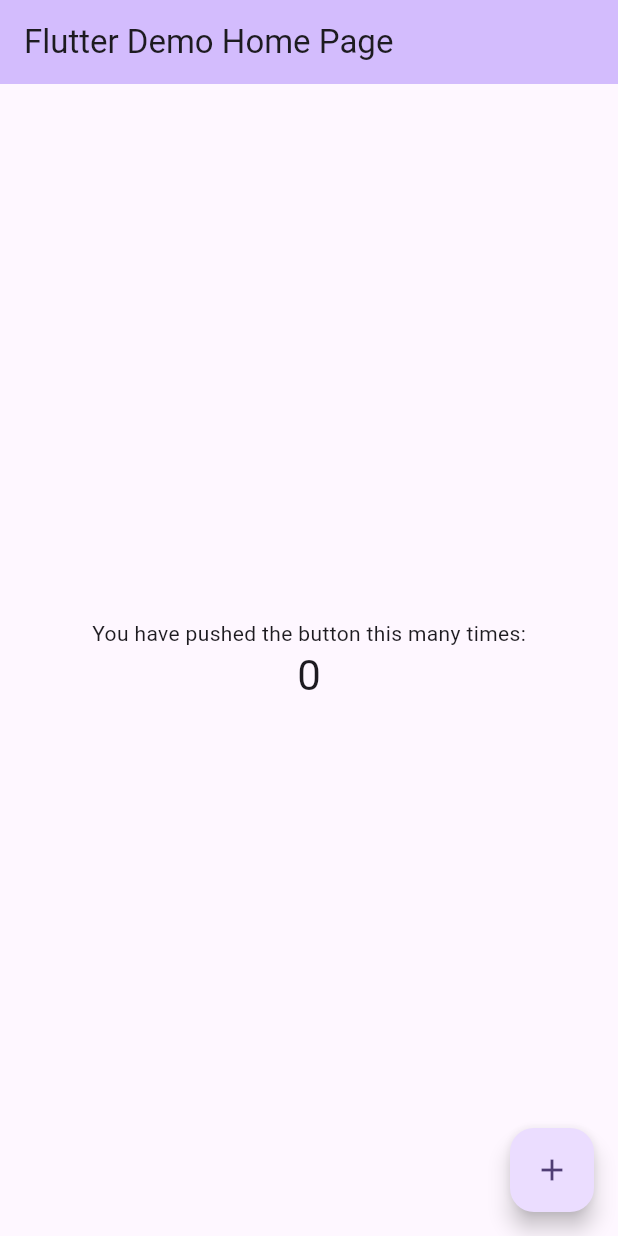
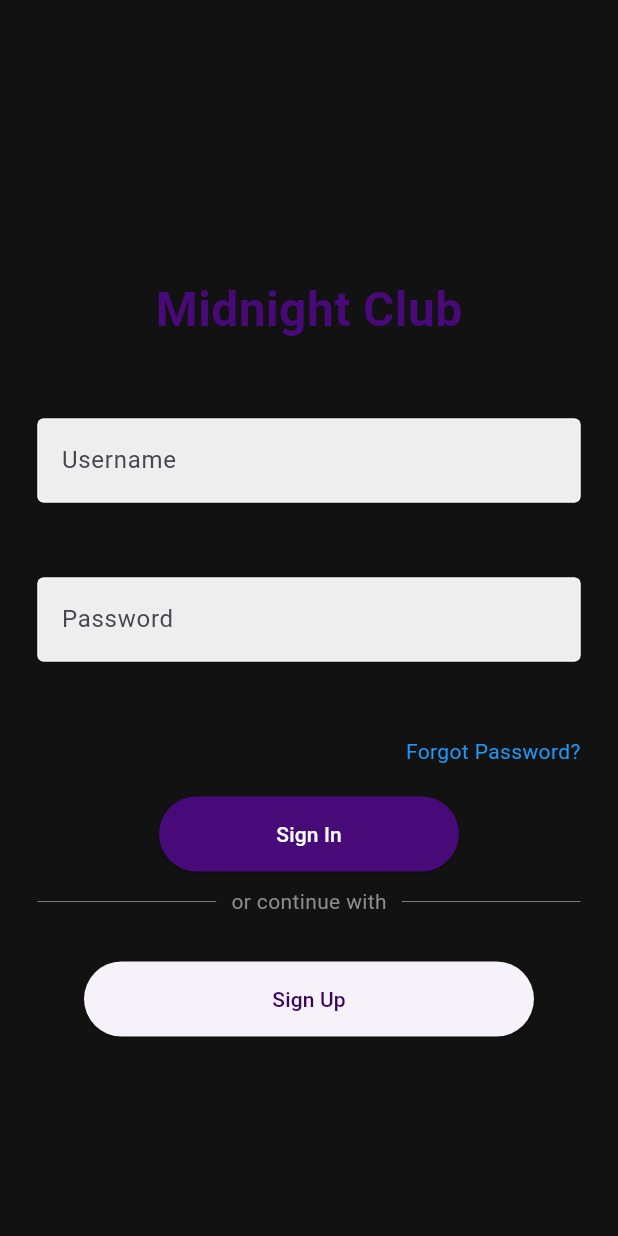
Before and after one commit to chesterrc/MidnightClub, a Flutter app: the screen it shows after launch, on a phone screen of 412 x 824 dp. Run offline on Flutter 3.47's test engine with Material 3 defaults, Android fonts, the phone set to English and light mode, and no system bars; our stand-ins replace firebase_auth, firebase_core; accounts and stored records are empty.

Commit message:
made the login page and authentication

```diff
--- /dev/null
+++ b/UserInterface/midnightclub_main/lib/components/LoginTextField.dart
@@ -0,0 +1,36 @@
+import 'package:flutter/material.dart';
+
+class LoginTextField extends StatelessWidget {
+  final controller;
+  final String hintText;
+  final bool obscureText;
+
+  const LoginTextField({
+    super.key,
+    required this.controller,
+    required this.hintText,
+    required this.obscureText,
+  });
+
+  @override
+  Widget build(BuildContext context) {
+    return Padding(
+      padding: const EdgeInsets.symmetric(horizontal: 25.0),
+      child: TextField(
+        obscureText: obscureText,
+        controller: controller,
+        decoration: InputDecoration(
+          enabledBorder: OutlineInputBorder(
+            borderSide: BorderSide(color: Color.fromARGB(255, 245, 245, 245)),
+          ),
+          focusedBorder: OutlineInputBorder(
+            borderSide: BorderSide(color: Colors.grey.shade400),
+          ),
+          fillColor: Colors.grey.shade200,
+          filled: true,
+          hintText: hintText,
+        ),
+      ),
+    );
+  }
+}
--- a/UserInterface/midnightclub_main/lib/main.dart
+++ b/UserInterface/midnightclub_main/lib/main.dart
@@ -1,125 +1,56 @@
+import 'package:firebase_core/firebase_core.dart';
 import 'package:flutter/material.dart';
+import 'package:midnightclub_main/pages/authpage.dart';
 
-void main() {
+import 'firebase_options.dart';
+
+void main() async {
+  await Firebase.initializeApp(
+    options: DefaultFirebaseOptions.currentPlatform,
+  );
+
   runApp(const MyApp());
 }
 
-class MyApp extends StatelessWidget {
+class MyApp extends StatefulWidget {
   const MyApp({super.key});
 
-  // This widget is the root of your application.
+  @override
+  State<MyApp> createState() => _MyAppState();
+}
+
+class _MyAppState extends State<MyApp> {
+/*
+  @override
+  void initState() {
+    super.initState();
+    _configureAmplify();
+  }
+
+
+  Future<void> _configureAmplify() async {
+    try {
+      final auth = AmplifyAuthCognito();
+      await Amplify.addPlugin(auth);
+
+      // call Amplify.configure to use the initialized categories in your app
+      await Amplify.configure(amplifyconfig);
+
+      print('configuring amplify');
+    } on Exception catch (e) {
+      safePrint('An error occurred configuring Amplify: $e');
+    }
+  }
+*/
   @override
   Widget build(BuildContext context) {
     return MaterialApp(
-      title: 'Flutter Demo',
+      debugShowCheckedModeBanner: false,
+      title: "Midnight Club Test",
       theme: ThemeData(
-        // This is the theme of your application.
-        //
-        // TRY THIS: Try running your application with "flutter run". You'll see
-        // the application has a purple toolbar. Then, without quitting the app,
-        // try changing the seedColor in the colorScheme below to Colors.green
-        // and then invoke "hot reload" (save your changes or press the "hot
-        // reload" button in a Flutter-supported IDE, or press "r" if you used
-        // the command line to start the app).
-        //
-        // Notice that the counter didn't reset back to zero; the application
-        // state is not lost during the reload. To reset the state, use hot
-        // restart instead.
-        //
-        // This works for code too, not just values: Most code changes can be
-        // tested with just a hot reload.
-        colorScheme: ColorScheme.fromSeed(seedColor: Colors.deepPurple),
-        useMaterial3: true,
+        primarySwatch: Colors.deepPurple,
       ),
-      home: const MyHomePage(title: 'Flutter Demo Home Page'),
+      home: AuthPage(),
     );
   }
 }
-
-class MyHomePage extends StatefulWidget {
-  const MyHomePage({super.key, required this.title});
-
-  // This widget is the home page of your application. It is stateful, meaning
-  // that it has a State object (defined below) that contains fields that affect
-  // how it looks.
-
-  // This class is the configuration for the state. It holds the values (in this
-  // case the title) provided by the parent (in this case the App widget) and
-  // used by the build method of the State. Fields in a Widget subclass are
-  // always marked "final".
-
-  final String title;
-
-  @override
-  State<MyHomePage> createState() => _MyHomePageState();
-}
-
-class _MyHomePageState extends State<MyHomePage> {
-  int _counter = 0;
-
-  void _incrementCounter() {
-    setState(() {
-      // This call to setState tells the Flutter framework that something has
-      // changed in this State, which causes it to rerun the build method below
-      // so that the display can reflect the updated values. If we changed
-      // _counter without calling setState(), then the build method would not be
-      // called again, and so nothing would appear to happen.
-      _counter++;
-    });
-  }
-
-  @override
-  Widget build(BuildContext context) {
-    // This method is rerun every time setState is called, for instance as done
-    // by the _incrementCounter method above.
-    //
-    // The Flutter framework has been optimized to make rerunning build methods
-    // fast, so that you can just rebuild anything that needs updating rather
-    // than having to individually change instances of widgets.
-    return Scaffold(
-      appBar: AppBar(
-        // TRY THIS: Try changing the color here to a specific color (to
-        // Colors.amber, perhaps?) and trigger a hot reload to see the AppBar
-        // change color while the other colors stay the same.
-        backgroundColor: Theme.of(context).colorScheme.inversePrimary,
-        // Here we take the value from the MyHomePage object that was created by
-        // the App.build method, and use it to set our appbar title.
-        title: Text(widget.title),
-      ),
-      body: Center(
-        // Center is a layout widget. It takes a single child and positions it
-        // in the middle of the parent.
-        child: Column(
-          // Column is also a layout widget. It takes a list of children and
-          // arranges them vertically. By default, it sizes itself to fit its
-          // children horizontally, and tries to be as tall as its parent.
-          //
-          // Column has various properties to control how it sizes itself and
-          // how it positions its children. Here we use mainAxisAlignment to
-          // center the children vertically; the main axis here is the vertical
-          // axis because Columns are vertical (the cross axis would be
-          // horizontal).
-          //
-          // TRY THIS: Invoke "debug painting" (choose the "Toggle Debug Paint"
-          // action in the IDE, or press "p" in the console), to see the
-          // wireframe for each widget.
-          mainAxisAlignment: MainAxisAlignment.center,
-          children: <Widget>[
-            const Text(
-              'You have pushed the button this many times:',
-            ),
-            Text(
-              '$_counter',
-              style: Theme.of(context).textTheme.headlineMedium,
-            ),
-          ],
-        ),
-      ),
-      floatingActionButton: FloatingActionButton(
-        onPressed: _incrementCounter,
-        tooltip: 'Increment',
-        child: const Icon(Icons.add),
-      ), // This trailing comma makes auto-formatting nicer for build methods.
-    );
-  }
-}
--- /dev/null
+++ b/UserInterface/midnightclub_main/lib/pages/authpage.dart
@@ -0,0 +1,24 @@
+import 'package:firebase_auth/firebase_auth.dart';
+import 'package:flutter/material.dart';
+import 'package:midnightclub_main/pages/HomePage.dart';
+import 'package:midnightclub_main/pages/loginpage.dart';
+
+class AuthPage extends StatelessWidget {
+  const AuthPage({super.key});
+
+  @override
+  Widget build(BuildContext context) {
+    return Scaffold(
+      body: StreamBuilder<User?>(
+        stream: FirebaseAuth.instance.authStateChanges(),
+        builder: (context, snapshot) {
+          if (snapshot.hasData) {
+            return HomePage();
+          } else {
+            return LoginPage();
+          }
+        },
+      ),
+    );
+  }
+}
--- /dev/null
+++ b/UserInterface/midnightclub_main/lib/pages/loginpage.dart
@@ -0,0 +1,201 @@
+import 'package:firebase_auth/firebase_auth.dart';
+import 'package:flutter/material.dart';
+import 'package:midnightclub_main/pages/signuppage.dart';
+
+import '../components/LoginTextField.dart';
+
+class LoginPage extends StatefulWidget {
+  const LoginPage({super.key});
+
+  @override
+  State<LoginPage> createState() => _LoginPageState();
+}
+
+class _LoginPageState extends State<LoginPage> {
+  //variables/controllers
+  final emailController = TextEditingController();
+  final passwordController = TextEditingController();
+  final signUpPushed = false;
+
+  //wrong sign in alert
+  void authAlert(String message) {
+    Navigator.pop(context);
+    showDialog(
+      context: context,
+      builder: (BuildContext context) {
+        return const AlertDialog(
+          backgroundColor: Color.fromARGB(255, 73, 10, 121),
+          title: Center(
+            child: Text(
+              "Wrong email or password",
+              style: TextStyle(color: Colors.white),
+            ),
+          ),
+        );
+      },
+    );
+  }
+
+  //SignIn function
+  void signIn() async {
+    //circular loading
+    showDialog(
+      context: context,
+      builder: (context) {
+        return const Center(child: CircularProgressIndicator());
+      },
+    );
+    //user authentication
+    try {
+      await FirebaseAuth.instance.signInWithEmailAndPassword(
+        email: emailController.text,
+        password: passwordController.text,
+      );
+      Navigator.pop(context);
+    } on FirebaseAuthException catch (e) {
+      //alertperson
+      authAlert(e.code);
+    }
+  }
+
+  //toggle to sign up page
+  void toggleSignUp() {
+    Navigator.push(
+      context,
+      MaterialPageRoute(builder: (BuildContext context) => SignUpPage()),
+    );
+  }
+
+  //building the page
+  @override
+  build(BuildContext context) {
+    return Scaffold(
+      backgroundColor: Color.fromARGB(255, 18, 18, 18),
+      body: SafeArea(
+        child: Center(
+          child: SingleChildScrollView(
+            child: Column(children: [
+              const SizedBox(height: 50), //space
+
+              //logo
+              const Text(
+                "Midnight Club",
+                style: TextStyle(
+                  color: Color.fromARGB(255, 73, 10, 121),
+                  fontWeight: FontWeight.bold,
+                  fontSize: 32,
+                ),
+              ),
+
+              const SizedBox(height: 50), //space
+
+              //email
+              LoginTextField(
+                controller: emailController,
+                hintText: "Username",
+                obscureText: false,
+              ),
+
+              const SizedBox(height: 50), //space
+
+              //password
+              LoginTextField(
+                controller: passwordController,
+                hintText: "Password",
+                obscureText: true,
+              ),
+
+              const SizedBox(height: 50), //space
+
+              //forgot password idk if this is const
+              const Padding(
+                padding: EdgeInsetsDirectional.symmetric(horizontal: 25.0),
+                child: Row(
+                  mainAxisAlignment: MainAxisAlignment.end,
+                  children: [
+                    Text(
+                      "Forgot Password?",
+                      style: TextStyle(color: Colors.blue),
+                    ),
+                  ],
+                ),
+              ),
+
+              const SizedBox(height: 20), //space
+
+              //sign in button
+              Container(
+                width: 200,
+                height: 50,
+                child: ElevatedButton(
+                  style: const ButtonStyle(
+                    backgroundColor: MaterialStatePropertyAll(
+                        Color.fromARGB(255, 73, 10, 121)),
+                  ),
+                  onPressed: () => signIn(),
+                  child: const Text(
+                    'Sign In',
+                    style: TextStyle(
+                      color: Color.fromARGB(255, 255, 255, 255),
+                    ),
+                  ),
+                ),
+              ),
+
+              const SizedBox(height: 10), //space
+
+              //continue with
+              const Padding(
+                padding: EdgeInsets.symmetric(horizontal: 25.0),
+                child: Row(
+                  children: [
+                    Expanded(
+                      child: Divider(
+                        thickness: 0.5,
+                        color: Colors.grey,
+                      ),
+                    ),
+                    Padding(
+                      padding: EdgeInsets.symmetric(horizontal: 10.0),
+                      child: Text(
+                        "or continue with",
+                        style: TextStyle(
+                          color: Color.fromARGB(255, 141, 140, 140),
+                        ),
+                      ),
+                    ),
+                    Expanded(
+                      child: Divider(
+                        thickness: 0.5,
+                        color: Colors.grey,
+                      ),
+                    ),
+                  ],
+                ),
+              ),
+
+              const SizedBox(height: 30), //space
+
+              //Sign Up button
+              Container(
+                width: 300,
+                height: 50,
+                child: ElevatedButton(
+                  onPressed: () => toggleSignUp(),
+                  child: const Text(
+                    'Sign Up',
+                    style: TextStyle(
+                      color: Color.fromARGB(255, 57, 7, 95),
+                    ),
+                  ),
+                ),
+              )
+
+              //google sign in buttons
+            ]),
+          ),
+        ),
+      ),
+    );
+  }
+}
--- a/UserInterface/midnightclub_main/pubspec.yaml
+++ b/UserInterface/midnightclub_main/pubspec.yaml
@@ -35,6 +35,8 @@ dependencies:
   # The following adds the Cupertino Icons font to your application.
   # Use with the CupertinoIcons class for iOS style icons.
   cupertino_icons: ^1.0.2
+  firebase_core: ^2.25.4
+  firebase_auth: ^4.17.4
 
 dev_dependencies:
   flutter_test:
```
Also changed, not shown: UserInterface/midnightclub_main/lib/pages/HomePage.dart (added, +25 -0 lines), UserInterface/midnightclub_main/lib/pages/signuppage.dart (added, +188 -0 lines), UserInterface/midnightclub_main/lib/firebase_options.dart (added), UserInterface/midnightclub_main/pubspec.lock, 8 other files.
